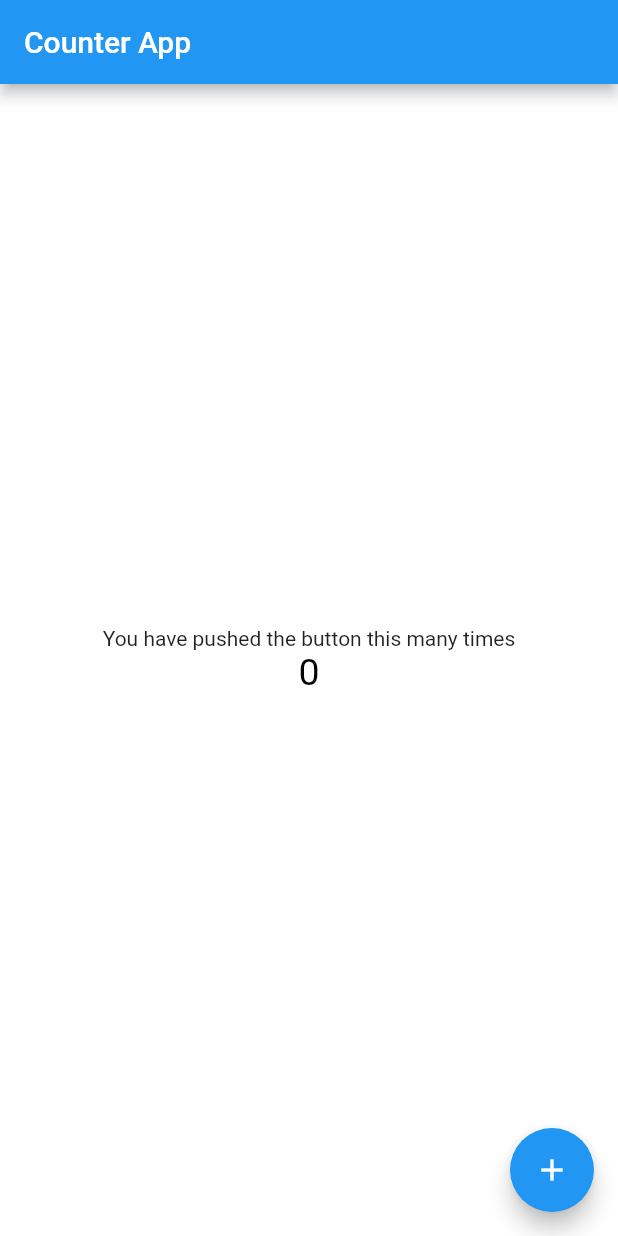
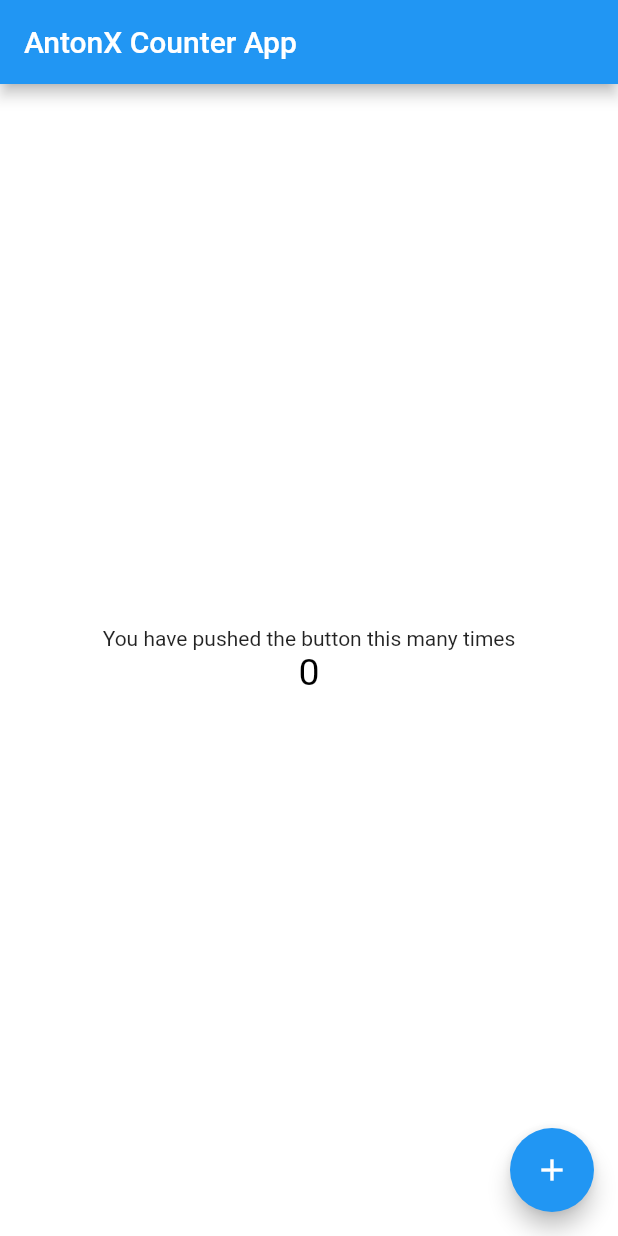
Before and after one commit to haroonkhan9426/Flutter-course-Batch_1, a Flutter app: the screen it shows after launch, on a phone screen of 412 x 824 dp. Run offline on Flutter 3.47's test engine with Material 2 defaults, Android fonts, the phone set to English and light mode, and no system bars.

Commit message:
Appbar text udpated

```diff
--- a/Counter_App/lib/main.dart
+++ b/Counter_App/lib/main.dart
@@ -26,7 +26,7 @@ class _HomeScreenState extends State<HomeScreen> {
     return Scaffold(
       backgroundColor: Colors.white,
       appBar: AppBar(
-        title: Text('Counter App'),
+        title: Text('AntonX Counter App'),
       ),
       floatingActionButton: FloatingActionButton(
         child: Icon(Icons.add),
```
